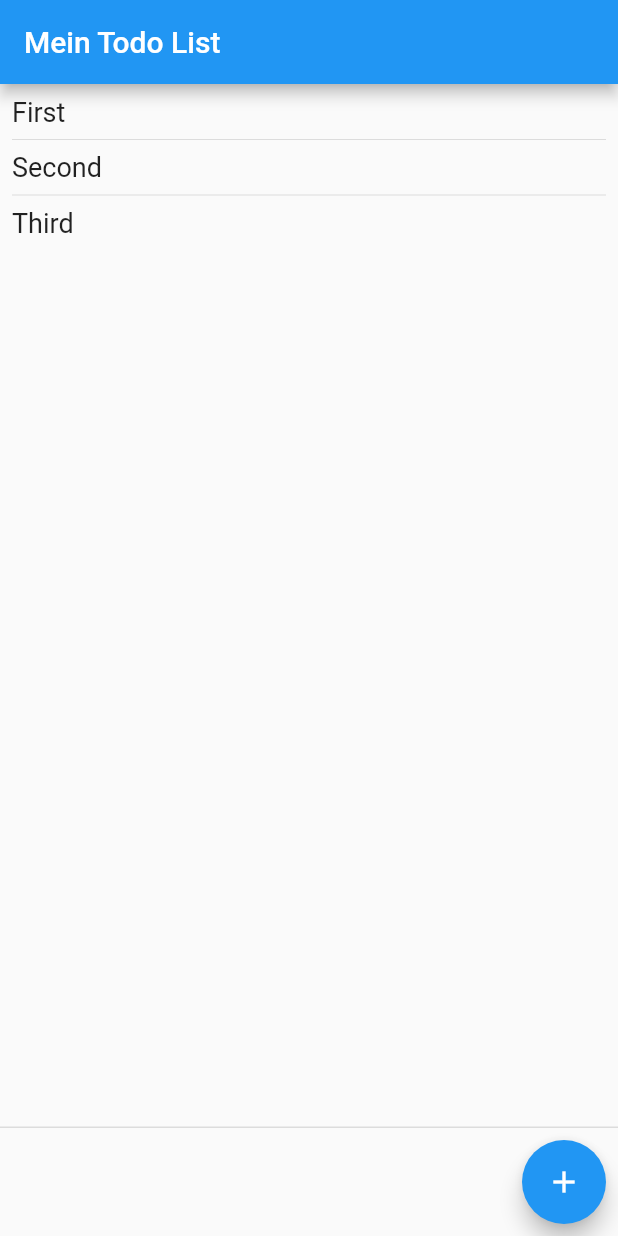
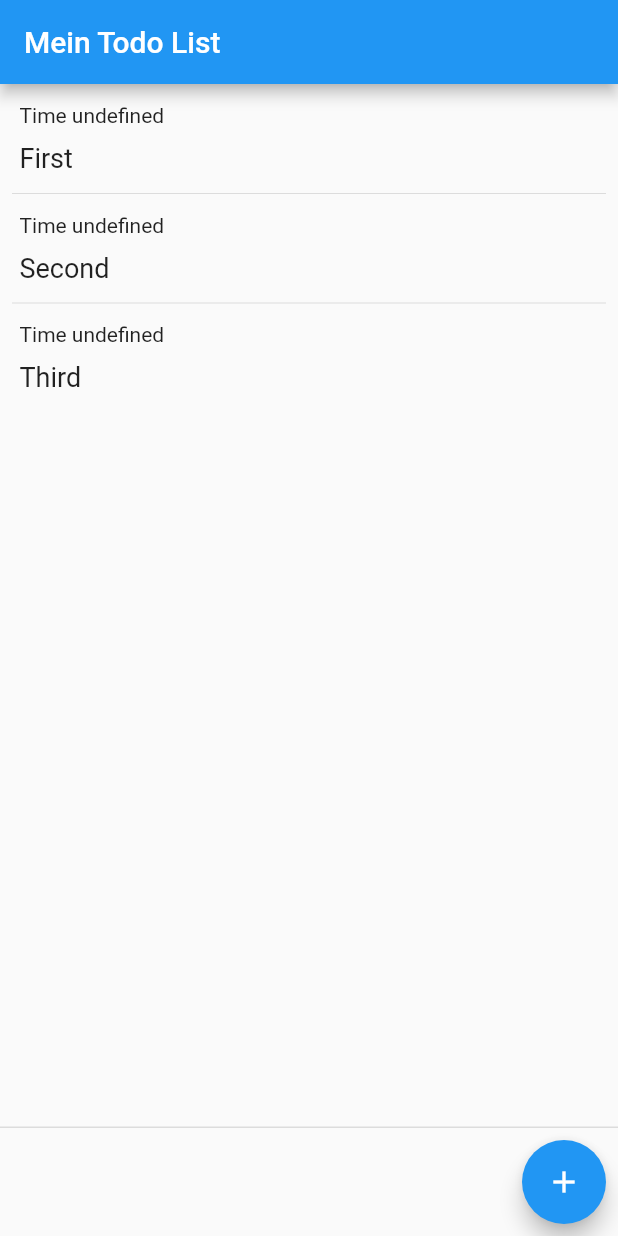
Before and after one commit to KushnarevOR/TodoApp, a Flutter app: the screen it shows after launch, on a phone screen of 412 x 824 dp. Run offline on Flutter 3.47's test engine with Material 2 defaults, Android fonts, the phone set to English and light mode, and no system bars; our stand-ins replace date_time_picker.

Commit message:
Added date/time to main screen

```diff
--- a/lib/main.dart
+++ b/lib/main.dart
@@ -55,7 +55,25 @@ class MainScreenState extends State<MainScreen> {
           padding: const EdgeInsets.all(8),
           itemCount: list.count(),
           itemBuilder: (BuildContext context, int index) {
-            return Text(list.list[index].text, style: TextStyle(fontSize: 18));
+            return Column(
+                children: [
+                  Padding(
+                      padding: EdgeInsets.all(5),
+                      child: Align(
+                        alignment: Alignment.topLeft,
+                        child: list.list[index].time == null ? Text("Time undefined") : Text(list.list[index].time.toString(), style: TextStyle(fontSize: 12)),
+                      )
+                  ),
+                  Padding(
+                      padding: EdgeInsets.all(5),
+                      child: Align(
+                        alignment: Alignment.centerLeft,
+                        child: Text(list.list[index].text, style: TextStyle(fontSize: 18))
+                      ),
+                  )
+                ]
+            );
+            // return Text(list.list[index].text, style: TextStyle(fontSize: 18));
           },
           separatorBuilder: (BuildContext context, int index) => Divider(),
         ),
```
